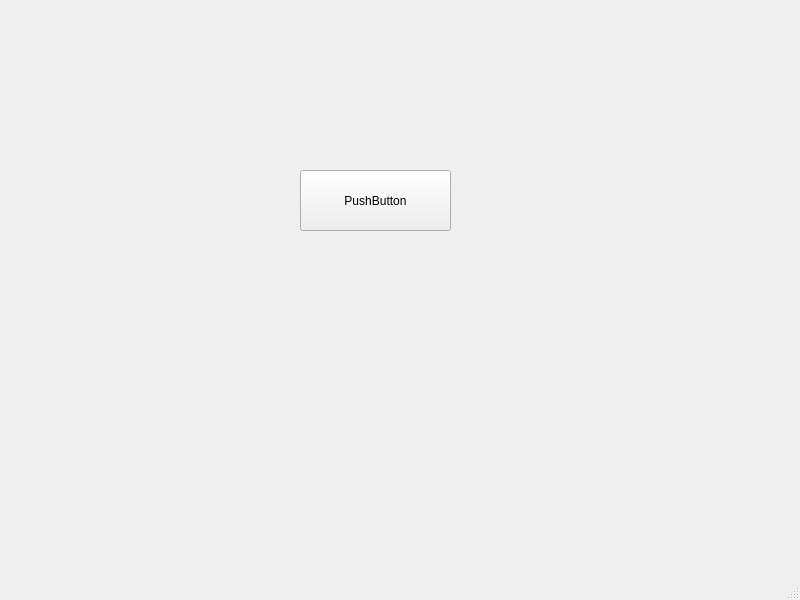
Qt form mainwindow.ui (Aziz-Jalleli/VirtualCity) before a commit.
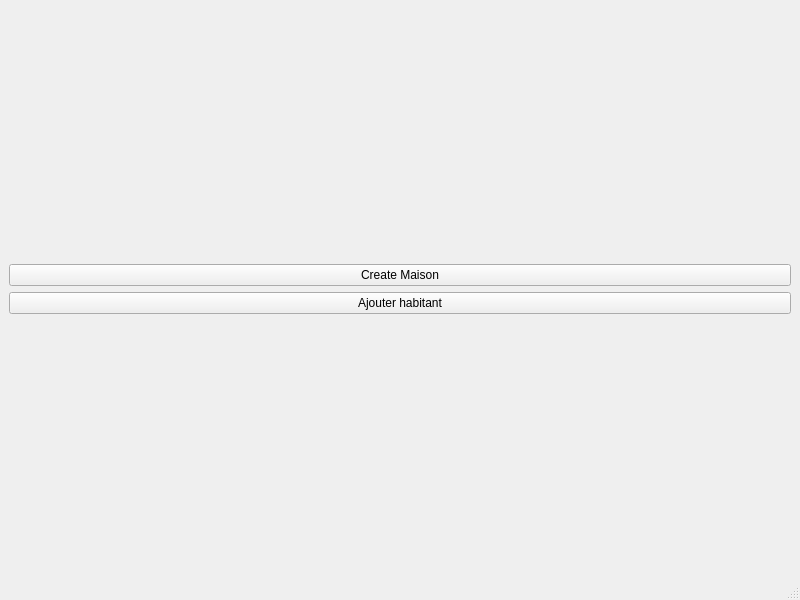
The same form after that commit.

Commit message: Ajouter habitant

```diff
--- a/mainwindow.ui
+++ b/mainwindow.ui
@@ -14,19 +14,26 @@
    <string>MainWindow</string>
   </property>
   <widget class="QWidget" name="centralwidget">
+   <layout class="QVBoxLayout" name="verticalLayout_2">
+    <item>
+     <layout class="QVBoxLayout" name="verticalLayout">
+      <item>
    <widget class="QPushButton" name="pushButton">
-    <property name="geometry">
-     <rect>
-      <x>300</x>
-      <y>170</y>
-      <width>151</width>
-      <height>61</height>
-     </rect>
-    </property>
+        <property name="text">
+         <string>Create Maison</string>
+        </property>
+       </widget>
+      </item>
+      <item>
+       <widget class="QPushButton" name="pushButton_2">
     <property name="text">
-     <string>PushButton</string>
-    </property>
-   </widget>
+         <string>Ajouter habitant</string>
+        </property>
+       </widget>
+      </item>
+     </layout>
+    </item>
+   </layout>
   </widget>
   <widget class="QMenuBar" name="menubar">
    <property name="geometry">
```
Lines whose indentation alone changed are shown as unchanged. The commit also changes 8 other files.
